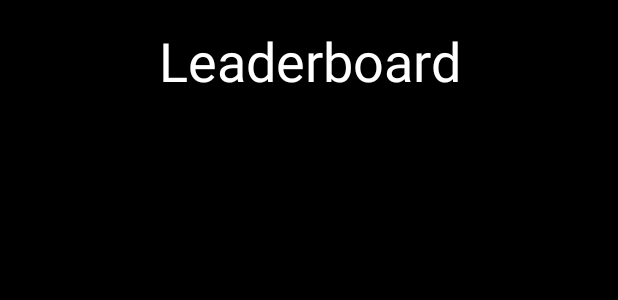
After one commit to jbarney14/finalProjectAS, an Android app: the layout activity_leaderboard.xml on its own in the app's theme, with its tools: preview values and no code run, on a phone screen of 412 x 824 dp. The commit adds this screen. Shown: the top 300 px of the screen. Run offline under Robolectric (Android 15) with nearby library versions, the phone set to English and light mode, and no system bars.

Commit message:
Added a home screen and leaderboard screen

```diff
--- a/app/build.gradle.kts
+++ b/app/build.gradle.kts
@@ -43,6 +43,7 @@ dependencies {
     implementation(libs.androidx.activity)
     implementation(libs.androidx.constraintlayout)
     implementation(libs.play.services.ads.api)
+    implementation(libs.firebase.database.ktx)
     testImplementation(libs.junit)
     androidTestImplementation(libs.androidx.junit)
     androidTestImplementation(libs.androidx.espresso.core)
--- a/app/src/main/AndroidManifest.xml
+++ b/app/src/main/AndroidManifest.xml
@@ -13,7 +13,7 @@
         android:theme="@style/Theme.FinalProject"
         tools:targetApi="31">
         <activity
-            android:name=".MainActivity"
+            android:name=".StartActivity"
             android:exported="true">
             <intent-filter>
                 <action android:name="android.intent.action.MAIN" />
@@ -29,6 +29,8 @@
         <activity android:name="com.google.android.gms.ads.AdActivity"
             android:configChanges="keyboard|keyboardHidden|orientation|screenLayout|uiMode|screenSize|smallestScreenSize"
             android:theme="@android:style/Theme.Translucent" />
+        <activity android:name=".MainActivity" />
+        <activity android:name=".LeaderboardActivity" />
 
     </application>
 
--- /dev/null
+++ b/app/src/main/res/layout/activity_leaderboard.xml
@@ -0,0 +1,26 @@
+<?xml version="1.0" encoding="utf-8"?>
+<LinearLayout xmlns:android="http://schemas.android.com/apk/res/android"
+    android:orientation="vertical"
+    android:background="#000000"
+    android:layout_width="match_parent"
+    android:layout_height="match_parent"
+    android:padding="16dp"
+    android:gravity="center">
+
+    <TextView
+        android:text="Leaderboard"
+        android:textSize="36sp"
+        android:textColor="#FFFFFF"
+        android:layout_width="wrap_content"
+        android:layout_height="wrap_content"
+        android:gravity="center"/>
+
+    <ListView
+        android:id="@+id/leaderboardList"
+        android:textColor="#FFFFFF"
+        android:layout_width="match_parent"
+        android:layout_height="match_parent"
+        android:layout_marginTop="20dp"/>
+
+
+</LinearLayout>
--- a/gradle/libs.versions.toml
+++ b/gradle/libs.versions.toml
@@ -10,6 +10,7 @@ material = "1.12.0"
 activity = "1.10.1"
 constraintlayout = "2.2.1"
 playServicesAdsApi = "24.2.0"
+firebaseDatabaseKtx = "21.0.0"
 
 [libraries]
 androidx-core-ktx = { group = "androidx.core", name = "core-ktx", version.ref = "coreKtx" }
@@ -21,6 +22,7 @@ material = { group = "com.google.android.material", name = "material", version.r
 androidx-activity = { group = "androidx.activity", name = "activity", version.ref = "activity" }
 androidx-constraintlayout = { group = "androidx.constraintlayout", name = "constraintlayout", version.ref = "constraintlayout" }
 play-services-ads-api = { group = "com.google.android.gms", name = "play-services-ads-api", version.ref = "playServicesAdsApi" }
+firebase-database-ktx = { group = "com.google.firebase", name = "firebase-database-ktx", version.ref = "firebaseDatabaseKtx" }
 
 [plugins]
 android-application = { id = "com.android.application", version.ref = "agp" }
```
Also changed, not shown: app/src/main/java/com/example/finalproject/GameOverActivity.kt (+17 -0 lines), app/src/main/java/com/example/finalproject/LeaderboardActivity.kt (added, +39 -0 lines), app/src/main/java/com/example/finalproject/MainActivity.kt (+8 -4 lines), app/src/main/java/com/example/finalproject/StartActivity.kt (added, +36 -0 lines), app/src/main/res/layout/activity_game_over.xml (+15 -1 lines), app/src/main/res/layout/activity_start.xml (added, +62 -0 lines).
